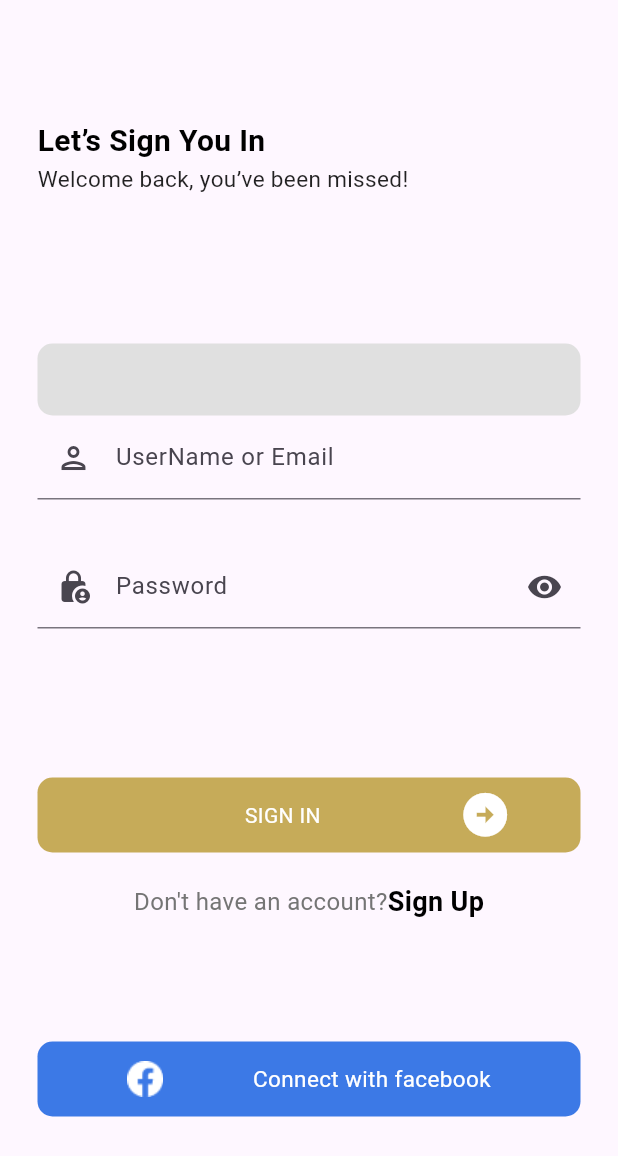
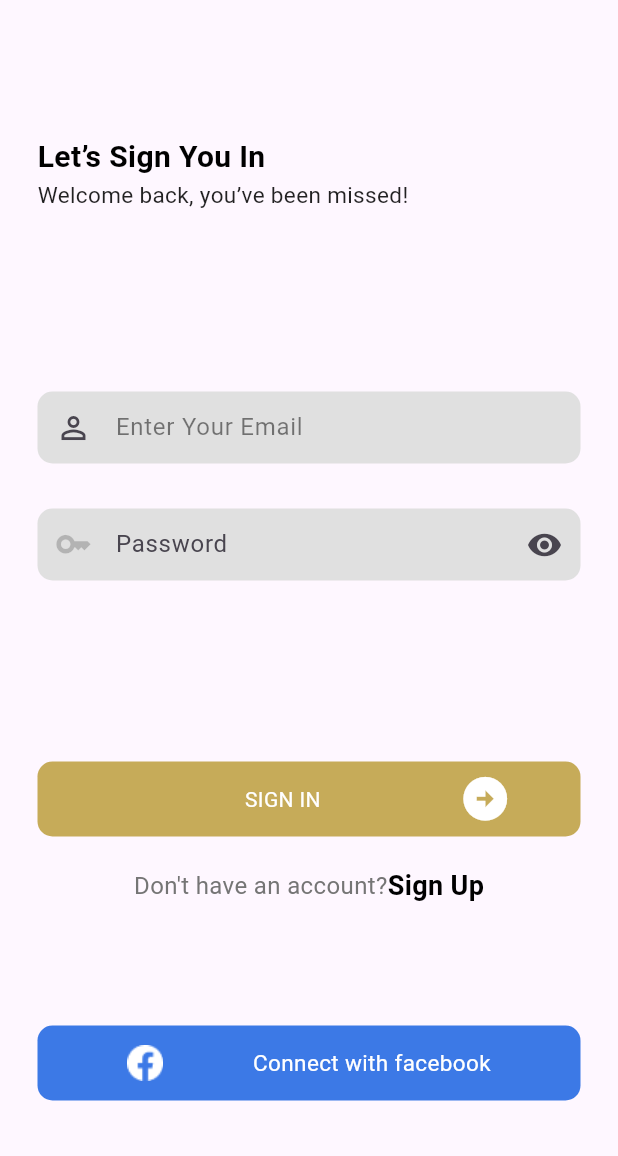
Before and after one commit to shakibalways/belives_store_ui, a Flutter app: the screen it shows after launch, on a phone screen of 412 x 824 dp. Shown: the top 1156 px of the screen. Run offline on Flutter 3.47's test engine with Material 3 defaults, Android fonts, the phone set to English and light mode, and no system bars; our stand-ins replace get, google_nav_bar; missing offline and left inert: flutter_gradient_animation_text.

Commit message:
getx implement

```diff
--- a/lib/components/custom_loading_button.dart
+++ b/lib/components/custom_loading_button.dart
@@ -5,11 +5,13 @@ class CustomLoadingButton extends StatelessWidget {
   final double? height;
   final double? width;
   final Color? color;
+  final Widget? child;
   const CustomLoadingButton({
     super.key,
     this.height,
     this.width,
     required this.color,
+    this.child,
   });
 
   @override
@@ -19,15 +21,16 @@ class CustomLoadingButton extends StatelessWidget {
       child: Container(
         height: height ?? 50,
         width: width ?? double.infinity,
-        color: color ?? RColors.buttonColor,
         decoration: BoxDecoration(
+          color: color ?? RColors.buttonColor,
           borderRadius: BorderRadius.circular(10),
         ),
-        child: const Center(
-          child: CircularProgressIndicator(
-            backgroundColor: Colors.white,
-          ),
-        ),
+        child: child ??
+            const Center(
+              child: CircularProgressIndicator(
+                backgroundColor: Colors.white,
+              ),
+            ),
       ),
     );
   }
--- /dev/null
+++ b/lib/components/my_custom_button.dart
@@ -0,0 +1,57 @@
+import 'package:belives_store/utilits/constant/color_list.dart';
+import 'package:flutter/material.dart';
+
+class MyCustomButton extends StatelessWidget {
+  const MyCustomButton(
+      {super.key,
+      this.height = 50,
+      this.width,
+      this.color,
+      this.child,
+      this.margin,
+      this.bRadius,
+      this.title,
+      this.icon,
+      this.onTap});
+
+  final double? height;
+  final double? width;
+  final Color? color;
+  final Widget? child;
+  final EdgeInsetsGeometry? margin;
+  final BorderRadiusGeometry? bRadius;
+  final String? title;
+  final IconData? icon;
+  final void Function()? onTap;
+  @override
+  Widget build(BuildContext context) {
+    return GestureDetector(
+      onTap: onTap,
+      child: Container(
+        margin: margin,
+        height: height,
+        width: width ?? double.infinity,
+        decoration: BoxDecoration(
+          color: color ?? RColors.buttonColor,
+          borderRadius: BorderRadius.circular(10),
+        ),
+        child: child ??
+            Row(
+              mainAxisAlignment: MainAxisAlignment.spaceAround,
+              children: [
+                const SizedBox(),
+                Text(
+                  title ?? "",
+                  style: const TextStyle(color: Colors.white),
+                ),
+                Icon(
+                  icon,
+                  color: Colors.white,
+                  size: 35,
+                ),
+              ],
+            ),
+      ),
+    );
+  }
+}
--- a/lib/components/my_custom_container.dart
+++ /dev/null
@@ -1,51 +0,0 @@
-import 'package:belives_store/utilits/constant/color_list.dart';
-import 'package:flutter/material.dart';
-
-class MyCustomButton extends StatelessWidget {
-  const MyCustomButton(
-      {super.key,
-      this.height = 50,
-      this.width,
-      this.color,
-      this.child,
-      this.margin,
-      this.bRadius,
-      this.title,
-      this.icon});
-  final double? height;
-  final double? width;
-  final Color? color;
-  final Widget? child;
-  final EdgeInsetsGeometry? margin;
-  final BorderRadiusGeometry? bRadius;
-  final String? title;
-  final IconData? icon;
-  @override
-  Widget build(BuildContext context) {
-    return Container(
-      margin: margin,
-      height: height,
-      width: width ?? double.infinity,
-      decoration: BoxDecoration(
-        color: color?? RColors.buttonColor,
-        borderRadius: BorderRadius.circular(10),
-      ),
-      child: child ??
-          Row(
-            mainAxisAlignment: MainAxisAlignment.spaceAround,
-            children: [
-              const SizedBox(),
-              Text(
-                title ?? "",
-                style: const TextStyle(color: Colors.white),
-              ),
-              Icon(
-                icon,
-                color: Colors.white,
-                size: 35,
-              ),
-            ],
-          ),
-    );
-  }
-}
--- /dev/null
+++ b/lib/utilits/constant/icon.dart
@@ -0,0 +1,4 @@
+class RIcons {
+
+  static String loading = "assets/icons/loading.gif";
+}
--- a/lib/views/pages/auth/register_page/sign_up_page.dart
+++ b/lib/views/pages/auth/register_page/sign_up_page.dart
@@ -1,4 +1,4 @@
-import 'package:belives_store/components/my_custom_container.dart';
+import 'package:belives_store/components/my_custom_button.dart';
 import 'package:belives_store/components/my_custom_text.dart';
 import 'package:belives_store/global_wieght/custom_container.dart';
 import 'package:belives_store/utilits/constant/color_list.dart';
--- a/lib/views/pages/auth/sign_in_page/sign_in_page.dart
+++ b/lib/views/pages/auth/sign_in_page/sign_in_page.dart
@@ -1,14 +1,12 @@
-import 'package:belives_store/components/my_custom_container.dart';
+import 'package:belives_store/components/custom_loading_button.dart';
+import 'package:belives_store/components/my_custom_button.dart';
 import 'package:belives_store/components/my_custom_text.dart';
 import 'package:belives_store/controller/getx/auth/signIn/sign_in.dart';
-import 'package:belives_store/global_wieght/custom_container.dart';
 import 'package:belives_store/utilits/constant/color_list.dart';
+import 'package:belives_store/utilits/constant/icon.dart';
 import 'package:belives_store/utilits/constant/text_list.dart';
 import 'package:belives_store/views/pages/auth/register_page/sign_up_page.dart';
 import 'package:belives_store/views/pages/auth/sign_in_page/widgets/my_custom_text_form_field.dart';
-import 'package:belives_store/views/pages/auth/sign_in_page/widgets/my_email_field.dart';
-import 'package:belives_store/views/pages/auth/sign_in_page/widgets/my_password_field.dart';
-import 'package:belives_store/views/pages/searchResults/search_results.dart';
 import 'package:flutter/material.dart';
 import 'package:get/get.dart';
 
@@ -20,10 +18,6 @@ class SignInPage extends StatefulWidget {
 }
 
 class _SignInPageState extends State<SignInPage> {
-  final GlobalKey<FormState> formKey = GlobalKey<FormState>();
-  final TextEditingController nameController = TextEditingController();
-  final TextEditingController passController = TextEditingController();
-
   @override
   Widget build(BuildContext context) {
     final controller = Get.put(SignInController());
@@ -51,16 +45,34 @@ class _SignInPageState extends State<SignInPage> {
             ),
             // Form List
             Form(
-              key: formKey,
+              key: controller.formKey,
               child: Column(
                 crossAxisAlignment: CrossAxisAlignment.start,
                 children: [
                   MyCustomTextFormField(
+                    validate: controller.emailValidate,
                     controller: controller.emailController,
+                    prefixIcon: const Icon(Icons.person_outline),
+                    hinText: "Enter Your Email",
                   ),
-                  MyEmailField(controller: nameController),
                   const SizedBox(height: 30),
-                  MyPasswordField(controller: passController),
+                  Obx(
+                    () => MyCustomTextFormField(
+                      validate: controller.passwordValidate,
+                      obscureText: controller.isVisibility.value,
+                      suffixWidget: GestureDetector(
+                          onTap: () {
+                            controller.toggleVisibility();
+                          },
+                          child: controller.isVisibility.value
+                              ? const Icon(Icons.visibility)
+                              : const Icon(Icons.visibility_off)),
+                      controller: controller.passwordController,
+                      lText: "Password",
+                      prefixIcon: Icon(Icons.key,
+                          size: 25, color: Colors.black.withOpacity(0.2)),
+                    ),
+                  ),
                 ],
               ),
             ),
@@ -68,12 +80,23 @@ class _SignInPageState extends State<SignInPage> {
             Column(
               crossAxisAlignment: CrossAxisAlignment.center,
               children: [
-                InkWell(
-                  onTap: () {
-                    Get.to(() => const SearchResultPage());
-                  },
-                  child: const CustomContainer(
-                      title: 'SIGN IN', icon: Icons.arrow_circle_right_sharp),
+                Obx(
+                  () => controller.isLoading.value
+                      ? CustomLoadingButton(
+                          color: RColors.buttonColor,
+                          child: Image.asset(
+                            RIcons.loading,
+                            height: 40,
+                            width: 40,
+                          ),
+                        )
+                      : MyCustomButton(
+                          onTap: () async {
+                            await controller.getSubmit();
+                          },
+                          title: "SIGN IN",
+                          icon: Icons.arrow_circle_right_sharp,
+                        ),
                 ),
                 const SizedBox(height: 20),
                 Row(
--- a/lib/views/pages/auth/sign_in_page/widgets/my_custom_text_form_field.dart
+++ b/lib/views/pages/auth/sign_in_page/widgets/my_custom_text_form_field.dart
@@ -32,7 +32,7 @@ class MyCustomTextFormField extends StatelessWidget {
       controller: controller,
       decoration: InputDecoration(
         labelText: lText,
-        hintStyle: TextStyle(color: Colors.black.withOpacity(0.2)),
+        hintStyle: TextStyle(color: Colors.black.withOpacity(0.5)),
         suffixIcon: suffixWidget,
         prefixIcon: prefixIcon,
         hintText: hinText ?? "",
--- a/lib/views/pages/onboading/onboading_page.dart
+++ b/lib/views/pages/onboading/onboading_page.dart
@@ -1,4 +1,4 @@
-import 'package:belives_store/components/my_custom_container.dart';
+import 'package:belives_store/components/my_custom_button.dart';
 import 'package:belives_store/components/my_custom_text.dart';
 import 'package:belives_store/utilits/constant/image_list.dart';
 import 'package:belives_store/utilits/constant/text_list.dart';
--- a/lib/views/pages/single_product_view/single_product_view.dart
+++ b/lib/views/pages/single_product_view/single_product_view.dart
@@ -1,4 +1,4 @@
-import 'package:belives_store/components/my_custom_container.dart';
+import 'package:belives_store/components/my_custom_button.dart';
 import 'package:belives_store/components/my_custom_text.dart';
 import 'package:belives_store/global_wieght/custom_container.dart';
 import 'package:belives_store/utilits/constant/text_list.dart';
--- a/lib/views/pages/user_profile/user_profile.dart
+++ b/lib/views/pages/user_profile/user_profile.dart
@@ -1,5 +1,5 @@
 import 'package:belives_store/components/my_custom_bottom_sheet.dart';
-import 'package:belives_store/components/my_custom_container.dart';
+import 'package:belives_store/components/my_custom_button.dart';
 import 'package:belives_store/components/my_custom_text.dart';
 import 'package:belives_store/components/my_custom_textfield.dart';
 import 'package:belives_store/data%20model/productof_list.dart';
```
Also changed, not shown: pubspec.yaml (+6 -64 lines), assets/icons/loading.gif (added).
